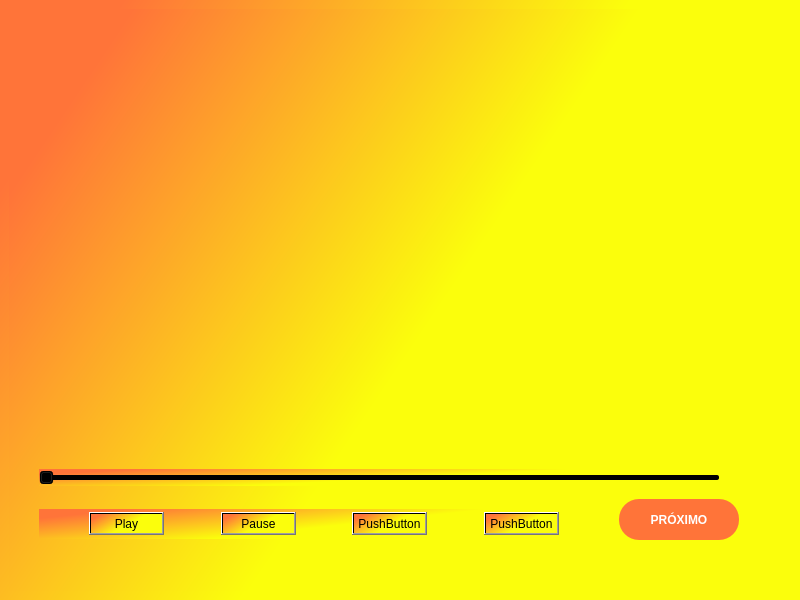
Old version of the form 4.ReprodutorMenu/ReprodutorMenu/mainwindow.ui in the repository IsadoraVanco/Gamellito.
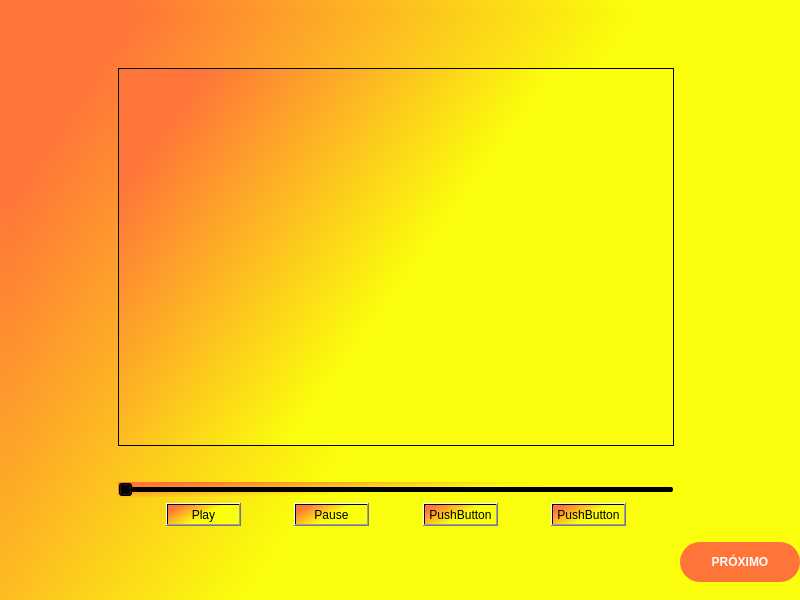
New version of the form. The open tabs and pages were chosen to show the change. Icons and pictures are not drawn.

What changed in the file:
```diff
--- a/4.ReprodutorMenu/ReprodutorMenu/mainwindow.ui
+++ b/4.ReprodutorMenu/ReprodutorMenu/mainwindow.ui
@@ -10,6 +10,12 @@
     <height>600</height>
    </rect>
   </property>
+  <property name="sizePolicy">
+   <sizepolicy hsizetype="Expanding" vsizetype="Preferred">
+    <horstretch>0</horstretch>
+    <verstretch>0</verstretch>
+   </sizepolicy>
+  </property>
   <property name="minimumSize">
    <size>
     <width>800</width>
@@ -866,69 +872,8 @@
        </layout>
       </widget>
       <widget class="QWidget" name="reprodutor">
-       <widget class="QPushButton" name="pushButton_video_proximo">
-        <property name="geometry">
-         <rect>
-          <x>610</x>
-          <y>490</y>
-          <width>120</width>
-          <height>41</height>
-         </rect>
-        </property>
-        <property name="minimumSize">
-         <size>
-          <width>120</width>
-          <height>40</height>
-         </size>
-        </property>
-        <property name="font">
-         <font>
-          <weight>75</weight>
-          <bold>true</bold>
-         </font>
-        </property>
-        <property name="styleSheet">
-         <string notr="true">QPushButton {
-	background-color: #FF7439;
-	border-radius: 20px;
-	border: none;
-	color: #fff;
-}
-
-QPushButton:hover {
-	background-color: #c8592d;
-}
-
-QPushButton:pressed {
-	background-color: #c8592d;
-}</string>
-        </property>
-        <property name="text">
-         <string>PRÓXIMO</string>
-        </property>
-       </widget>
-       <widget class="QSlider" name="horizontalSlider">
-        <property name="geometry">
-         <rect>
-          <x>30</x>
-          <y>460</y>
-          <width>681</width>
-          <height>17</height>
-         </rect>
-        </property>
-        <property name="orientation">
-         <enum>Qt::Horizontal</enum>
-        </property>
-       </widget>
-       <widget class="QWidget" name="layoutWidget">
-        <property name="geometry">
-         <rect>
-          <x>30</x>
-          <y>500</y>
-          <width>570</width>
-          <height>30</height>
-         </rect>
-        </property>
+       <layout class="QGridLayout" name="gridLayout_7">
+        <item row="6" column="1">
         <layout class="QHBoxLayout" name="horizontalLayout">
          <item>
           <spacer name="horizontalSpacer_5">
@@ -1024,7 +969,155 @@
           </spacer>
          </item>
         </layout>
-       </widget>
+        </item>
+        <item row="7" column="1">
+         <spacer name="verticalSpacer_6">
+          <property name="orientation">
+           <enum>Qt::Vertical</enum>
+          </property>
+          <property name="sizeType">
+           <enum>QSizePolicy::Minimum</enum>
+          </property>
+          <property name="sizeHint" stdset="0">
+           <size>
+            <width>20</width>
+            <height>50</height>
+           </size>
+          </property>
+         </spacer>
+        </item>
+        <item row="0" column="1">
+         <spacer name="verticalSpacer_7">
+          <property name="orientation">
+           <enum>Qt::Vertical</enum>
+          </property>
+          <property name="sizeType">
+           <enum>QSizePolicy::Minimum</enum>
+          </property>
+          <property name="sizeHint" stdset="0">
+           <size>
+            <width>10</width>
+            <height>50</height>
+           </size>
+          </property>
+         </spacer>
+        </item>
+        <item row="3" column="1">
+         <spacer name="verticalSpacer_8">
+          <property name="orientation">
+           <enum>Qt::Vertical</enum>
+          </property>
+          <property name="sizeType">
+           <enum>QSizePolicy::Minimum</enum>
+          </property>
+          <property name="sizeHint" stdset="0">
+           <size>
+            <width>20</width>
+            <height>30</height>
+           </size>
+          </property>
+         </spacer>
+        </item>
+        <item row="5" column="1">
+         <widget class="QSlider" name="horizontalSlider">
+          <property name="sizePolicy">
+           <sizepolicy hsizetype="Expanding" vsizetype="Fixed">
+            <horstretch>0</horstretch>
+            <verstretch>0</verstretch>
+           </sizepolicy>
+          </property>
+          <property name="orientation">
+           <enum>Qt::Horizontal</enum>
+          </property>
+         </widget>
+        </item>
+        <item row="7" column="2" alignment="Qt::AlignRight|Qt::AlignBottom">
+         <widget class="QPushButton" name="pushButton_video_proximo">
+          <property name="sizePolicy">
+           <sizepolicy hsizetype="Fixed" vsizetype="Fixed">
+            <horstretch>0</horstretch>
+            <verstretch>0</verstretch>
+           </sizepolicy>
+          </property>
+          <property name="minimumSize">
+           <size>
+            <width>120</width>
+            <height>40</height>
+           </size>
+          </property>
+          <property name="font">
+           <font>
+            <weight>75</weight>
+            <bold>true</bold>
+           </font>
+          </property>
+          <property name="cursor">
+           <cursorShape>PointingHandCursor</cursorShape>
+          </property>
+          <property name="styleSheet">
+           <string notr="true">QPushButton {
+	background-color: #FF7439;
+	border-radius: 20px;
+	border: none;
+	color: #fff;
+}
+
+QPushButton:hover {
+	background-color: #c8592d;
+}
+
+QPushButton:pressed {
+	background-color: #c8592d;
+}</string>
+          </property>
+          <property name="text">
+           <string>PRÓXIMO</string>
+          </property>
+         </widget>
+        </item>
+        <item row="2" column="1">
+         <widget class="QGraphicsView" name="graficosVideo">
+          <property name="minimumSize">
+           <size>
+            <width>550</width>
+            <height>350</height>
+           </size>
+          </property>
+         </widget>
+        </item>
+        <item row="2" column="0">
+         <spacer name="horizontalSpacer_10">
+          <property name="orientation">
+           <enum>Qt::Horizontal</enum>
+          </property>
+          <property name="sizeType">
+           <enum>QSizePolicy::Minimum</enum>
+          </property>
+          <property name="sizeHint" stdset="0">
+           <size>
+            <width>100</width>
+            <height>20</height>
+           </size>
+          </property>
+         </spacer>
+        </item>
+        <item row="2" column="2">
+         <spacer name="horizontalSpacer_13">
+          <property name="orientation">
+           <enum>Qt::Horizontal</enum>
+          </property>
+          <property name="sizeType">
+           <enum>QSizePolicy::Minimum</enum>
+          </property>
+          <property name="sizeHint" stdset="0">
+           <size>
+            <width>100</width>
+            <height>20</height>
+           </size>
+          </property>
+         </spacer>
+        </item>
+       </layout>
       </widget>
       <widget class="QWidget" name="questionario">
        <layout class="QGridLayout" name="gridLayout_6">
```
Left out of the diff: 6 changed lines with no effect on the pictures. Lines whose indentation alone changed are shown as unchanged.
